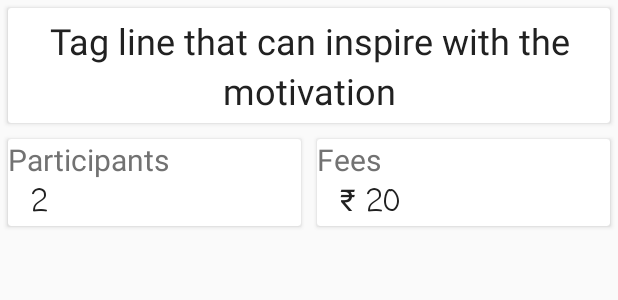
After one commit to bvmites/udaan18-android-app, an Android app: the layout fragment_detail_event.xml on its own in the app's theme, with its tools: preview values and no code run, on a phone screen of 412 x 824 dp. The commit adds this screen. Shown: the top 300 px of the screen. Run offline under Robolectric (Android 15) with nearby library versions, the phone set to English and light mode, and no system bars.

Commit message:
with unfinished event detail new layout

```diff
--- a/app/src/main/java/com/udaan18/udaan18/android/events/EventsFragment.java
+++ b/app/src/main/java/com/udaan18/udaan18/android/events/EventsFragment.java
@@ -72,7 +72,9 @@ public class EventsFragment extends Fragment implements ListItemClickCallBack {
     public void onItemClick(int position, int viewId) {
         //((MainActivity) getActivity()).getEventDetailFragment(events.get(position));
         // Toast.makeText(getContext(), "here" + position, Toast.LENGTH_LONG).show();
-        ((MainActivity) getActivity()).getEventDescription(events.get(position));
+        //((MainActivity) getActivity()).getEventDescription(events.get(position));
+
         ((MainActivity) getActivity()).setToolTitle(events.get(position).getName().toUpperCase());
+        ((MainActivity) getActivity()).loadExpension();
     }
 }
--- /dev/null
+++ b/app/src/main/res/layout/fragment_detail_event.xml
@@ -0,0 +1,161 @@
+<?xml version="1.0" encoding="utf-8"?>
+<android.support.v4.widget.NestedScrollView xmlns:android="http://schemas.android.com/apk/res/android"
+    xmlns:app="http://schemas.android.com/apk/res-auto"
+    android:layout_width="match_parent"
+    android:layout_height="match_parent"
+    app:layout_behavior="@string/appbar_scrolling_view_behavior">
+
+    <LinearLayout
+        android:layout_width="match_parent"
+        android:layout_height="wrap_content"
+        android:orientation="vertical">
+
+        <android.support.v7.widget.CardView
+            android:id="@+id/event_tagline_card"
+            android:layout_width="match_parent"
+            android:layout_height="wrap_content"
+            android:layout_marginBottom="5dp"
+            android:layout_marginEnd="5dp"
+            android:layout_marginStart="5dp"
+            android:layout_marginTop="5dp"
+            android:paddingBottom="5dp"
+            android:paddingEnd="5dp"
+            android:paddingStart="5dp"
+            android:paddingTop="5dp">
+
+            <android.support.v7.widget.LinearLayoutCompat
+                android:layout_width="match_parent"
+                android:layout_height="wrap_content"
+                android:orientation="horizontal">
+
+                <android.support.v7.widget.AppCompatTextView
+                    android:id="@+id/event_tagline"
+                    android:layout_width="match_parent"
+                    android:layout_height="wrap_content"
+                    android:gravity="center"
+                    android:lineSpacingExtra="5dp"
+                    android:padding="5dp"
+                    android:text="Tag line that can inspire with the motivation"
+                    android:textColor="@color/colorTextPrimary"
+                    android:textSize="24sp" />
+
+            </android.support.v7.widget.LinearLayoutCompat>
+        </android.support.v7.widget.CardView>
+
+        <LinearLayout
+            android:layout_width="match_parent"
+            android:layout_height="wrap_content"
+            android:orientation="horizontal">
+
+            <android.support.v7.widget.CardView
+                android:id="@+id/event_participants_cards"
+                android:layout_width="0dp"
+                android:layout_height="wrap_content"
+                android:layout_marginBottom="5dp"
+                android:layout_marginEnd="5dp"
+                android:layout_marginStart="5dp"
+                android:layout_marginTop="5dp"
+                android:layout_weight="1"
+                android:paddingBottom="5dp"
+                android:paddingEnd="5dp"
+                android:paddingStart="5dp"
+                android:paddingTop="5dp">
+
+                <android.support.v7.widget.LinearLayoutCompat
+                    android:layout_width="match_parent"
+                    android:layout_height="wrap_content"
+                    android:orientation="vertical">
+
+                    <android.support.v7.widget.AppCompatTextView
+                        android:id="@+id/text_view_details_event_participants_label"
+                        android:layout_width="match_parent"
+                        android:layout_height="wrap_content"
+                        android:text="Participants"
+                        android:textColor="@color/colorTextSecondary"
+                        android:textSize="20sp" />
+
+                    <android.support.v7.widget.AppCompatTextView
+                        android:id="@+id/text_view_detail_event_participants"
+                        android:layout_width="match_parent"
+                        android:layout_height="wrap_content"
+                        android:fontFamily="casual"
+                        android:lineSpacingExtra="5dp"
+                        android:paddingEnd="0dp"
+                        android:paddingLeft="15dp"
+                        android:paddingRight="0dp"
+                        android:paddingStart="15dp"
+                        android:text="2"
+                        android:textColor="@color/colorTextPrimary"
+                        android:textSize="20sp" />
+                </android.support.v7.widget.LinearLayoutCompat>
+            </android.support.v7.widget.CardView>
+
+            <android.support.v7.widget.CardView
+                android:id="@+id/event_prize_card"
+                android:layout_width="0dp"
+                android:layout_height="wrap_content"
+                android:layout_marginBottom="5dp"
+                android:layout_marginEnd="5dp"
+                android:layout_marginStart="5dp"
+                android:layout_marginTop="5dp"
+                android:layout_weight="1"
+                android:paddingBottom="5dp"
+                android:paddingEnd="5dp"
+                android:paddingStart="5dp"
+                android:paddingTop="5dp">
+
+                <android.support.v7.widget.LinearLayoutCompat
+                    android:layout_width="match_parent"
+                    android:layout_height="wrap_content"
+                    android:orientation="vertical">
+
+                    <android.support.v7.widget.AppCompatTextView
+                        android:id="@+id/text_view_detail_event_fees_label"
+                        android:layout_width="match_parent"
+                        android:layout_height="wrap_content"
+                        android:text="Fees"
+                        android:textColor="@color/colorTextSecondary"
+                        android:textSize="20sp" />
+
+                    <android.support.v7.widget.AppCompatTextView
+                        android:id="@+id/text_view_detail_event_fees"
+                        android:layout_width="match_parent"
+                        android:layout_height="wrap_content"
+                        android:fontFamily="casual"
+                        android:lineSpacingExtra="5dp"
+                        android:paddingEnd="0dp"
+                        android:paddingLeft="15dp"
+                        android:paddingRight="0dp"
+                        android:paddingStart="15dp"
+                        android:text="\u20b9 20"
+                        android:textColor="@color/colorTextPrimary"
+                        android:textSize="20sp" />
+
+                </android.support.v7.widget.LinearLayoutCompat>
+            </android.support.v7.widget.CardView>
+        </LinearLayout>
+
+        <android.support.v7.widget.CardView
+            android:id="@+id/event_recycleview_card"
+            android:layout_width="match_parent"
+            android:layout_height="wrap_content"
+            android:layout_marginBottom="5dp"
+            android:layout_marginEnd="5dp"
+            android:layout_marginStart="5dp"
+            android:layout_marginTop="5dp"
+            android:paddingBottom="5dp"
+            android:paddingEnd="5dp"
+            android:paddingStart="5dp"
+            android:paddingTop="5dp">
+
+            <android.support.v7.widget.RecyclerView xmlns:android="http://schemas.android.com/apk/res/android"
+                android:id="@+id/recyclerView"
+                android:layout_width="match_parent"
+                android:layout_height="match_parent"
+                android:orientation="vertical">
+
+            </android.support.v7.widget.RecyclerView>
+        </android.support.v7.widget.CardView>
+
+    </LinearLayout>
+</android.support.v4.widget.NestedScrollView>
```
Also changed, not shown: app/build.gradle (+8 -0 lines), app/src/main/java/com/udaan18/udaan18/android/adapters/RecyclerAdapter.java (added, +82 -0 lines), app/src/main/java/com/udaan18/udaan18/android/events/DetailEventFragment.java (added, +48 -0 lines), app/src/main/java/com/udaan18/udaan18/android/mainnavigation/MainActivity.java (+7 -0 lines), app/src/main/res/layout/level_expension_list.xml (added, +66 -0 lines).
